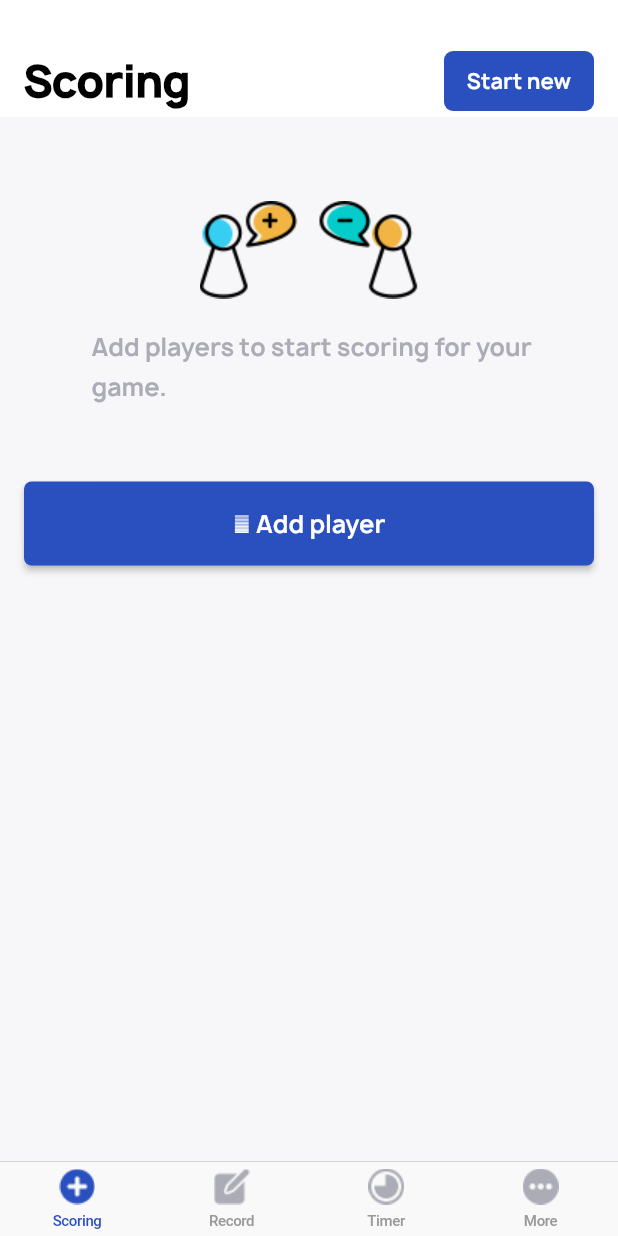
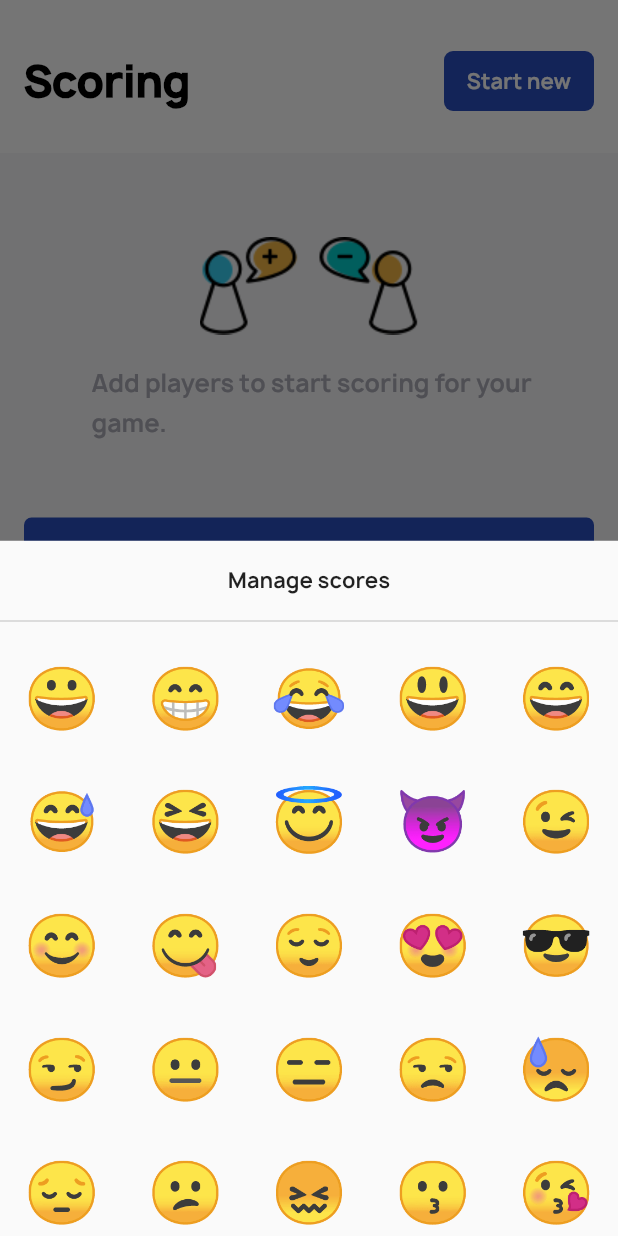
Before and after one commit to MaXiao/The_Meeple, a Flutter app: the screen it shows after launch, after a tap on "Start new", on a phone screen of 412 x 824 dp. Run offline on Flutter 3.47's test engine with Material 2 defaults, Android fonts, the phone set to English and light mode, and no system bars; our stand-ins replace flutter_slidable, rxdart, sqflite; accounts and stored records are empty.

Commit message:
test emoji

```diff
--- a/the_meeple/lib/models/Record.dart
+++ b/the_meeple/lib/models/Record.dart
@@ -1,7 +1,6 @@
 import 'dart:collection';
 
 import 'package:the_meeple/models/game.dart';
-import 'package:the_meeple/models/Group.dart';
 import 'package:the_meeple/models/player.dart';
 
 class Record {
--- a/the_meeple/lib/utils/MeepleColors.dart
+++ b/the_meeple/lib/utils/MeepleColors.dart
@@ -9,4 +9,5 @@ class MeepleColors {
   static const Color borderGray = Color(0xFFF0F3FB);
   static const Color actionYellow = Color(0xfff2b544);
   static const Color actionRed = Color(0xffd93332);
+  static const Color overlayGrey = Color(0x80020921);
 }
--- /dev/null
+++ b/the_meeple/lib/utils/Views/emoji_picker_view.dart
@@ -0,0 +1,19 @@
+import 'package:flutter/cupertino.dart';
+import 'package:the_meeple/utils/emojis.dart';
+
+class EmojiPickerView extends StatelessWidget {
+
+  @override
+  Widget build(BuildContext context) {
+    return GridView.count(
+      shrinkWrap: true,
+      crossAxisCount: 5,
+      children: List.generate(Emojis.list.length, (index) {
+        return Center(
+          child: Text(Emojis.list[index], style: TextStyle(fontSize: 40),),
+        );
+      }),
+    );
+  }
+
+}
--- /dev/null
+++ b/the_meeple/lib/utils/Views/meeple_bottom_sheet.dart
@@ -0,0 +1,38 @@
+import 'package:flutter/cupertino.dart';
+
+class MeepleBottomSheet extends StatelessWidget {
+  MeepleBottomSheet({
+    Key key,
+    @required this.content,
+    this.contentHeight
+  }) : super(key: key);
+
+  final Widget content;
+  double contentHeight = 400;
+
+  @override
+  Widget build(BuildContext context) {
+    return Container(
+        height: contentHeight,
+        child: Column(
+            crossAxisAlignment: CrossAxisAlignment.stretch,
+            children: <Widget>[
+              Container(
+                height: 54,
+                decoration: BoxDecoration(
+                    border: BorderDirectional(
+                        bottom: BorderSide(
+                            width: 1, color: Color.fromARGB(40, 0, 0, 0)))),
+                child: Center(
+                    child: Text(
+                  "Manage scores",
+                  style: TextStyle(fontSize: 14, fontWeight: FontWeight.bold),
+                )),
+              ),
+              Container(
+                height: 10,
+              ),
+              Expanded(child: content)
+            ]));
+  }
+}
--- /dev/null
+++ b/the_meeple/lib/utils/emojis.dart
@@ -0,0 +1,11 @@
+class Emojis {
+  static List<String> _emojis = List();
+  static int _start1 = 0x1F600;
+
+  static List<String> get list {
+    if (_emojis.isEmpty) {
+      _emojis.addAll(List<int>.generate(56, (index) => index + _start1).map((intValue) => String.fromCharCode(intValue)));
+    }
+    return _emojis;
+  }
+}
```
Also changed, not shown: the_meeple/lib/screens/add_player_screen.dart (+80 -14 lines), the_meeple/lib/screens/scoring_screen.dart (+125 -34 lines), 1 other file.
